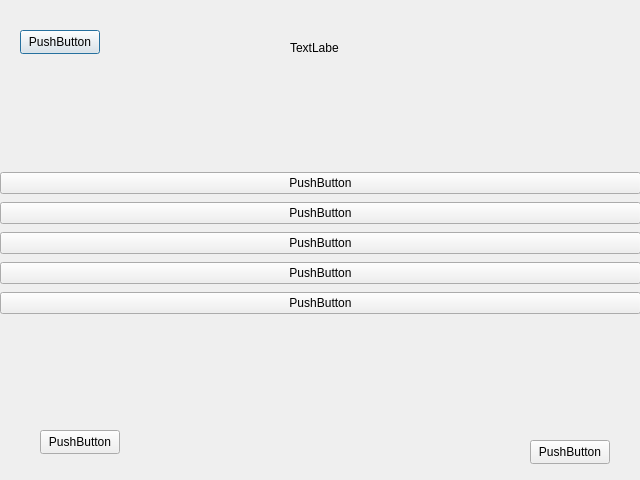
This is frontend/changeaccountwindow.ui in slmksav/Qt6-ATM-app as Qt 5 draws it before an edit. The edited form follows.
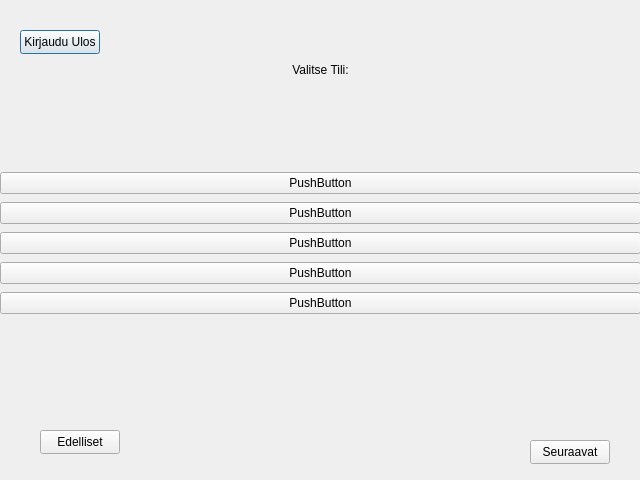
This is the edited form.

What changed in the file:
```diff
--- a/frontend/changeaccountwindow.ui
+++ b/frontend/changeaccountwindow.ui
@@ -26,7 +26,7 @@
     </rect>
    </property>
    <property name="text">
-    <string>PushButton</string>
+    <string>Kirjaudu Ulos</string>
    </property>
   </widget>
   <widget class="QPushButton" name="pushButton_7">
@@ -39,7 +39,7 @@
     </rect>
    </property>
    <property name="text">
-    <string>PushButton</string>
+    <string>Edelliset</string>
    </property>
   </widget>
   <widget class="QPushButton" name="pushButton_8">
@@ -52,20 +52,23 @@
     </rect>
    </property>
    <property name="text">
-    <string>PushButton</string>
+    <string>Seuraavat</string>
    </property>
   </widget>
   <widget class="QLabel" name="label">
    <property name="geometry">
     <rect>
-     <x>290</x>
-     <y>40</y>
-     <width>49</width>
-     <height>16</height>
+     <x>0</x>
+     <y>60</y>
+     <width>641</width>
+     <height>20</height>
     </rect>
    </property>
    <property name="text">
-    <string>TextLabel</string>
+    <string>Valitse Tili:</string>
+   </property>
+   <property name="alignment">
+    <set>Qt::AlignCenter</set>
    </property>
   </widget>
   <widget class="QWidget" name="verticalLayoutWidget">
```
